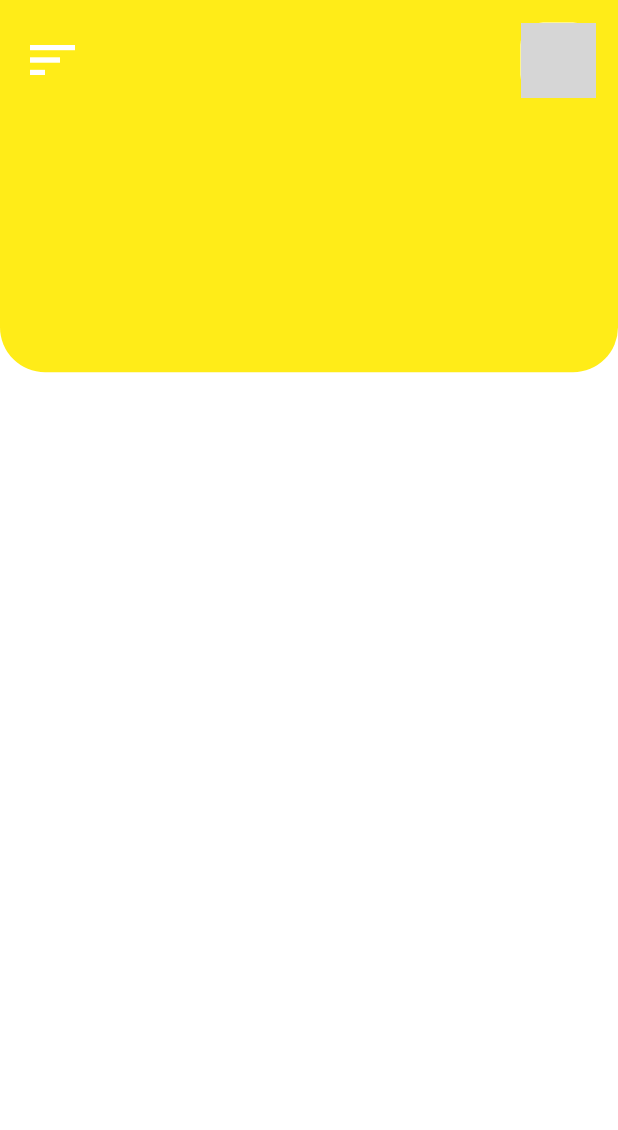
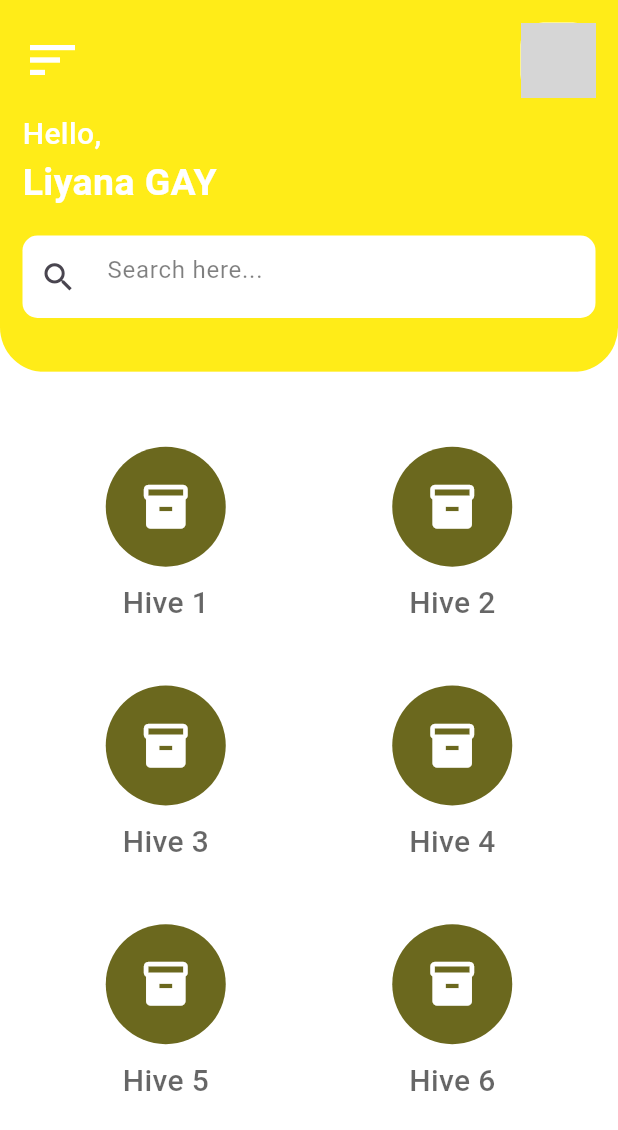
Before and after one commit to IsharaPallawattha/BeeKeep, a Flutter app: the screen it shows after launch, on a phone screen of 412 x 824 dp. Shown: the top 1130 px of the screen. Run offline on Flutter 3.47's test engine with Material 3 defaults, Android fonts, the phone set to English and light mode, and no system bars; network calls fail; grey boxes are pictures that could not be loaded.

Commit message:
dashboard page

```diff
--- a/analysis_options.yaml
+++ b/analysis_options.yaml
@@ -7,7 +7,8 @@
 
 # The following line activates a set of recommended lints for Flutter apps,
 # packages, and plugins designed to encourage good coding practices.
-include: package:flutter_lints/flutter.yaml
+# include: package:flutter_lints/flutter.yaml
+# To avoid blue lines on code
 
 linter:
   # The lint rules applied to this project can be customized in the
--- a/lib/dashboard_screen.dart
+++ b/lib/dashboard_screen.dart
@@ -7,30 +7,30 @@ import 'package:flutter/widgets.dart';
 
 class Dashboard extends StatelessWidget {
  List cateNames =[
-  "Classes",
-  "Category",
-  "Course",
-  "Book Store",
-  "Live course",
-  "LeaderBoard",
+  "Hive 1",
+  "Hive 2",
+  "Hive 3",
+  "Hive 4",
+  "Hive 5",
+  "Hive 6",
  ];
 
  List<Color> cateColors=[
-  Color(0xffFFD3A5),
-  Color.fromARGB(255, 168, 165, 255),
-  Color.fromARGB(255, 165, 255, 165),
-  Color.fromARGB(255, 255, 165, 216),
-  Color.fromARGB(255, 165, 249, 255),
-  Color.fromARGB(255, 68, 34, 179),
+  Color.fromARGB(255, 107, 104, 30),
+  Color.fromARGB(255, 107, 104, 30),
+  Color.fromARGB(255, 107, 104, 30),
+  Color.fromARGB(255, 107, 104, 30),
+  Color.fromARGB(255, 107, 104, 30),
+  Color.fromARGB(255, 107, 104, 30),
  ];
 
  List<Icon> cateIcons=[
-  Icon(Icons.video_library,color: Colors.white,size:35),
-  Icon(Icons.category,color: Colors.white,size:35),
-  Icon(Icons.assignment,color: Colors.white,size:35),
-  Icon(Icons.store,color: Colors.white,size:35),
-  Icon(Icons.play_circle_fill,color: Colors.white,size:35),
-  Icon(Icons.emoji_events,color: Colors.white,size:35),
+  Icon(Icons.inventory_2,color: Colors.white,size:35),
+  Icon(Icons.inventory_2,color: Colors.white,size:35),
+  Icon(Icons.inventory_2,color: Colors.white,size:35),
+  Icon(Icons.inventory_2,color: Colors.white,size:35),
+  Icon(Icons.inventory_2,color: Colors.white,size:35),
+  Icon(Icons.inventory_2,color: Colors.white,size:35),
 
  ];
 
@@ -81,18 +81,138 @@ class Dashboard extends StatelessWidget {
                         borderRadius: BorderRadius.circular(15),
                         color: Colors.white,
                         image: DecorationImage(
-                          image: AssetImage("https://i.postimg.cc/gcLV85qm/8bf50582-9fd1-49f5-b86a-01660327b3c5.jpg"),
-
+                          image: NetworkImage("https://cdn-icons-png.flaticon.com/512/1077/1077114.png"
+                          ),
+                         fit:BoxFit.cover,
                         ),
                       )
                     ),
                       ],
+                    ),
+                    SizedBox(height: 10,),
+                    Column(
+                      crossAxisAlignment: CrossAxisAlignment.start,
+                      children: [
+                        Text(
+                          "Hello,",
+                          style: TextStyle(
+                            color: Colors.white,
+                            fontSize: 20,
+                            fontWeight: FontWeight.w500,
+                          ),
+                        ),
+                        Text(
+                          "Liyana GAY",
+                          style: TextStyle(
+                            color: Colors.white,
+                            fontSize: 25,
+                            fontWeight: FontWeight.w700,
+                          ),
+                        ),
+                        //SizedBox(height: 20),
+
+                      ],
+                    ),
+                    SizedBox(height: 12),
+                    Container(
+                      margin: EdgeInsets.only(top: 5,bottom:20),
+                      width:MediaQuery.of(context).size.width,
+                      height: 55,
+                      alignment: Alignment.center,
+                      decoration: BoxDecoration(
+                        color: Colors.white,
+                        borderRadius: BorderRadius.circular(10),
+                      ),
+                      child:TextFormField(
+                        decoration: InputDecoration(
+                          border: InputBorder.none,
+                          hintText: " Search here...",
+                          hintStyle: TextStyle(
+                            color: Colors.black.withOpacity (0.5),
+                          ),
+                          prefixIcon: Icon(Icons.search, size:25),
+                        ),
+                      ),
                     ),
                   ],
                 ),
 
                 )
               ],
+            ),
+            Align(
+              alignment: Alignment.bottomCenter,
+              child: Container(
+                width: MediaQuery.of(context).size.width,
+                height: MediaQuery.of(context).size.height / 1.431,
+                decoration: BoxDecoration(
+                  color: Color.fromRGBO(255, 236, 24, 1),
+                ),
+              ),
+            ),
+            Align(
+              alignment: Alignment.bottomCenter,
+              child:Container(
+                height: MediaQuery.of(context).size.height/1.43,
+                width: MediaQuery.of(context).size.width,
+                padding: EdgeInsets.only(top: 30),
+                decoration: BoxDecoration(
+                  color: Colors.white,
+               /*    borderRadius: BorderRadius.only(
+                    topLeft: Radius.circular(30),
+                    topRight: Radius.circular(30),
+                  ), */
+                ),
+
+                child:SingleChildScrollView(
+                child: Column(
+                  children: [
+                    Padding(
+                      padding:EdgeInsets.only(top: 20, left: 15, right:15),
+
+                      child:Column(
+                        children: [
+                          GridView.builder(
+                            itemCount: cateNames.length,
+                            shrinkWrap: true,
+                            physics: NeverScrollableScrollPhysics(),
+                            gridDelegate: SliverGridDelegateWithFixedCrossAxisCount(
+                              crossAxisCount: 2,
+                              childAspectRatio: 1.2,
+                            ),
+                            itemBuilder: (context,index){
+                              return Column(
+                                children: [
+                                  Container(
+                                    height: 80,
+                                    width: 80,
+                                    decoration: BoxDecoration(
+                                      color: cateColors[index],
+                                      shape:BoxShape.circle,
+                                    ),
+                                    child: cateIcons[index],
+
+                                  ),
+                                  SizedBox(height: 10),
+                                  Text(
+                                    cateNames[index],
+                                    style: TextStyle(
+                                      fontSize: 20,
+                                      fontWeight: FontWeight.w500,
+                                      color:Colors.black.withOpacity(0.6),
+                                    ),
+                                  ),
+                                ],
+                              );
+                            },
+                          ),
+                        ],
+                      ),
+                    ),
+                  ],
+                ),
+                ),
+              ),
             ),
           ],
         ),
```
